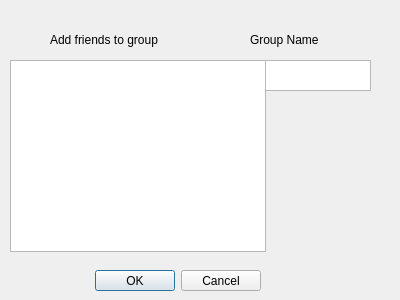
First picture: the form in grouppopup.ui, repository curvySage/Get2gether, before the edit.
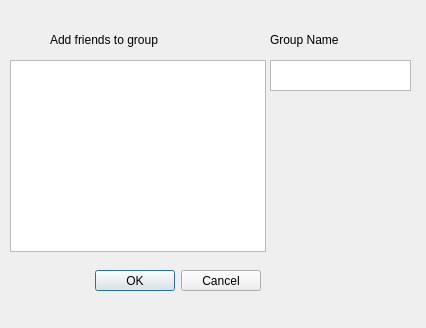
Second picture: the form after the edit.

What changed in the file:
```diff
--- a/grouppopup.ui
+++ b/grouppopup.ui
@@ -6,8 +6,8 @@
    <rect>
     <x>0</x>
     <y>0</y>
-    <width>400</width>
-    <height>300</height>
+    <width>426</width>
+    <height>328</height>
    </rect>
   </property>
   <property name="windowTitle">
@@ -45,7 +45,7 @@
   <widget class="QTextEdit" name="textEdit">
    <property name="geometry">
     <rect>
-     <x>230</x>
+     <x>270</x>
      <y>60</y>
      <width>141</width>
      <height>31</height>
@@ -55,7 +55,7 @@
   <widget class="QLabel" name="label_2">
    <property name="geometry">
     <rect>
-     <x>250</x>
+     <x>270</x>
      <y>30</y>
      <width>131</width>
      <height>20</height>
```
Left out of the diff: 8 changed lines with no effect on the pictures.
